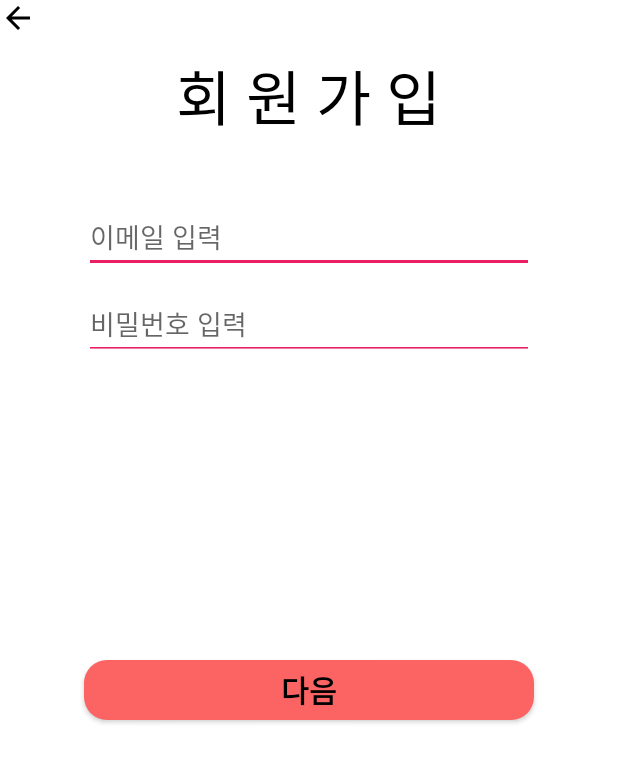
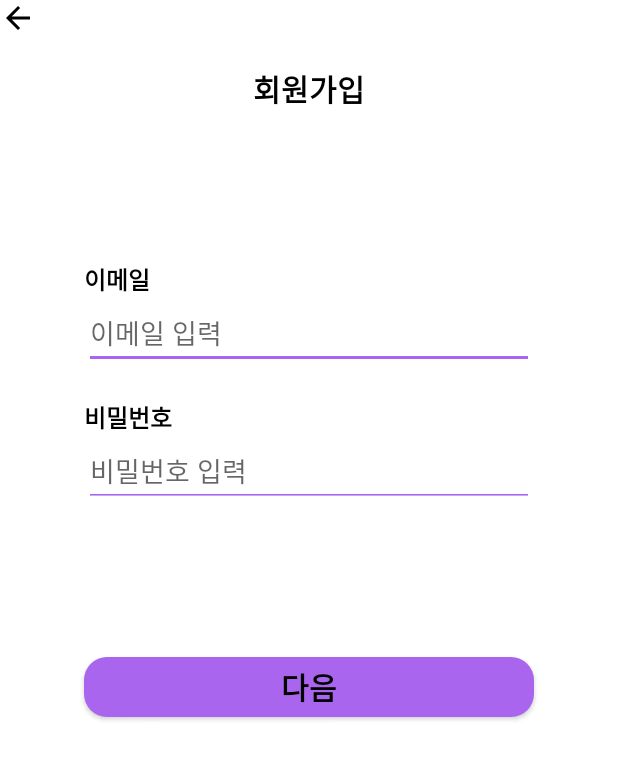
Before and after one commit to Half-Study/SiFi, an Android app: the CreateAccountActivity screen opened directly, with no data from a screen before it, on a phone screen of 412 x 824 dp. Shown: the top 763 px of the screen. Run offline under Robolectric (Android 15) with nearby library versions, the phone set to English and light mode, and no system bars; our stand-ins replace Firebase (no records; nobody signed in at launch, a user with empty details on screens opened directly).

Commit message:
complete2

```diff
--- a/app/src/main/res/drawable/item_background.xml
+++ b/app/src/main/res/drawable/item_background.xml
@@ -1,7 +1,7 @@
 <?xml version="1.0" encoding="utf-8"?>
 <shape xmlns:android="http://schemas.android.com/apk/res/android" >
 
-    <solid android:color="@color/Blue" />
+    <solid android:color="#B6BDFE" />
 
     <stroke
         android:width="1dp"
--- a/app/src/main/res/drawable/round_background_button.xml
+++ b/app/src/main/res/drawable/round_background_button.xml
@@ -1,7 +1,7 @@
 <?xml version="1.0" encoding="utf-8"?>
 <shape xmlns:android="http://schemas.android.com/apk/res/android" >
 
-    <solid android:color="#FC6363" />
+    <solid android:color="#AA65EE" />
 
     <corners
         android:topLeftRadius="15dp"
--- a/app/src/main/res/layout/activity_create_account.xml
+++ b/app/src/main/res/layout/activity_create_account.xml
@@ -24,30 +24,58 @@
     <TextView
         android:layout_width="wrap_content"
         android:layout_height="wrap_content"
-        android:text="회 원 가 입"
-        android:textSize="40sp"
+        android:text="회원가입"
+        android:textSize="20sp"
+        android:textStyle="bold"
         android:textColor="@color/black"
         android:layout_gravity="center"
-        android:layout_marginTop="10dp"/>
+        android:layout_marginTop="20dp"/>
+
+    <LinearLayout
+        android:layout_width="wrap_content"
+        android:layout_height="wrap_content"
+        android:layout_gravity="center"
+        android:layout_marginTop="100dp"
+        android:orientation="vertical">
+
+        <TextView
+            android:layout_width="wrap_content"
+            android:layout_height="wrap_content"
+            android:text="이메일"
+            android:textStyle="bold"
+            android:layout_gravity="bottom"
+            android:textColor="@color/black"
+            android:textSize="16dp"/>
 
         <EditText
             android:id="@+id/editEmail"
             android:layout_width="300dp"
             android:layout_height="wrap_content"
             android:layout_gravity="center"
-        android:layout_marginTop="40dp"
-        android:backgroundTint="#E91E63"
+            android:backgroundTint="#AA65EE"
             android:hint="이메일 입력" />
+
+        <TextView
+            android:layout_width="wrap_content"
+            android:layout_height="wrap_content"
+            android:text="비밀번호"
+            android:textStyle="bold"
+            android:layout_gravity="bottom"
+            android:textColor="@color/black"
+            android:layout_marginTop="20dp"
+            android:textSize="16dp"/>
 
         <EditText
             android:id="@+id/editPass"
             android:layout_width="300dp"
-        android:layout_marginTop="10dp"
             android:layout_gravity="center"
             android:layout_height="wrap_content"
             android:inputType="textPassword"
-        android:backgroundTint="#E91E63"
+            android:backgroundTint="#AA65EE"
             android:hint="비밀번호 입력" />
+
+    </LinearLayout>
+
 
 
     <android.widget.Button
@@ -55,7 +83,7 @@
         android:layout_width="300dp"
         android:layout_height="40dp"
         android:layout_gravity="center_horizontal"
-        android:layout_marginTop="200dp"
+        android:layout_marginTop="100dp"
         android:text="다음"
         android:textStyle="bold"
         android:textColor="@color/black"
--- a/app/src/main/res/layout/board_list_item.xml
+++ b/app/src/main/res/layout/board_list_item.xml
@@ -19,7 +19,7 @@
         <TextView
             android:id="@+id/titleArea"
             android:text="category"
-            android:textSize="15dp"
+            android:textSize="18dp"
             android:layout_marginLeft="235dp"
             android:layout_marginTop="10dp"
             android:textColor="@color/white"
@@ -35,7 +35,7 @@
         <TextView
             android:id="@+id/timeArea"
             android:text="time"
-            android:textSize="15dp"
+            android:textSize="18dp"
             android:layout_marginLeft="10dp"
             android:textColor="@color/white"
             android:layout_width="wrap_content"
```
Also changed, not shown: app/src/main/res/drawable/black_round.xml (+5 -5 lines), app/src/main/res/layout/activity_board_write.xml (+12 -9 lines). Lines whose indentation alone changed are shown as unchanged.
